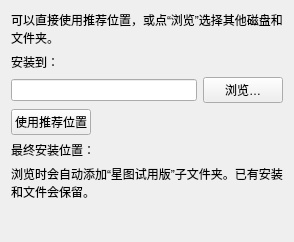
The window that tools/qtifw_trial/install-location.ui (chenhuanh9-a11y/xiaochao-assistant) describes before a commit, drawn with Qt 5.
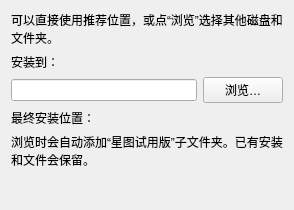
The same window after the commit.

```diff
--- a/tools/qtifw_trial/install-location.ui
+++ b/tools/qtifw_trial/install-location.ui
@@ -18,10 +18,6 @@
     </widget></item>
     <item><widget class="QPushButton" name="BrowseButton"><property name="text"><string>浏览…</string></property></widget></item>
    </layout></item>
-   <item><layout class="QHBoxLayout" name="RecommendedRow">
-    <item><widget class="QPushButton" name="RecommendedButton"><property name="text"><string>使用推荐位置</string></property></widget></item>
-    <item><spacer name="ButtonSpace"><property name="orientation"><enum>Qt::Horizontal</enum></property><property name="sizeHint" stdset="0"><size><width>40</width><height>20</height></size></property></spacer></item>
-   </layout></item>
    <item><widget class="QLabel" name="FinalPath">
     <property name="text"><string>最终安装位置：</string></property>
     <property name="wordWrap"><bool>true</bool></property>
```
